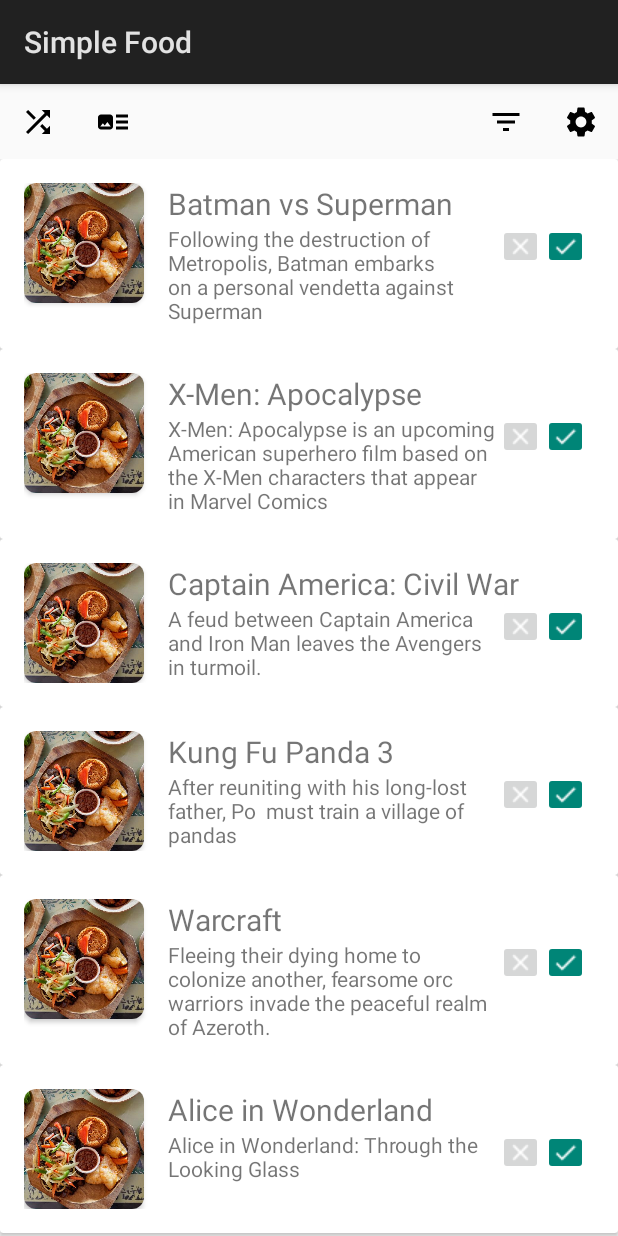
After one commit to jessiekc/SimpleFood, an Android app: the SummaryViewActivity screen opened directly, with no data from a screen before it, on a phone screen of 412 x 824 dp. The commit adds this screen. Run offline under Robolectric (Android 15) with nearby library versions, the phone set to English and light mode, and no system bars.

Commit message:
summary view ui

```diff
--- a/app/build.gradle
+++ b/app/build.gradle
@@ -32,4 +32,5 @@ dependencies {
     implementation 'com.android.support:support-v4:28.0.0'
     implementation 'com.android.support:cardview-v7:28.0.0'
     implementation 'com.jmedeisis:draglinearlayout:1.1.0'
+    implementation 'com.android.support:recyclerview-v7:28.0.0'
 }
--- a/app/src/main/java/com/cityscholar/cs465/simplefood/MainActivity.java
+++ b/app/src/main/java/com/cityscholar/cs465/simplefood/MainActivity.java
@@ -57,5 +57,10 @@ public class MainActivity extends FragmentActivity {
             Intent intent = new Intent(MainActivity.this, SettingsActivity.class);
             startActivity(intent);
         });
+        buttonSettings = findViewById(R.id.buttonSummary);
+        buttonSettings.setOnClickListener(v -> {
+            Intent intent = new Intent(MainActivity.this, SummaryViewActivity.class);
+            startActivity(intent);
+        });
     }
 }
--- /dev/null
+++ b/app/src/main/java/com/cityscholar/cs465/simplefood/RecyclerViewAdapter.java
@@ -0,0 +1,67 @@
+package com.cityscholar.cs465.simplefood;
+
+import android.content.Context;
+import android.support.v7.widget.RecyclerView;
+import android.view.LayoutInflater;
+import android.view.View;
+import android.view.ViewGroup;
+
+import java.util.Collections;
+import java.util.List;
+
+public class RecyclerViewAdapter extends RecyclerView.Adapter<SummaryViewHolder> {
+
+    List<SummaryListData> list = Collections.emptyList();
+    Context context;
+
+    public RecyclerViewAdapter(List<SummaryListData> list, Context context) {
+        this.list = list;
+        this.context = context;
+    }
+
+    @Override
+    public SummaryViewHolder onCreateViewHolder(ViewGroup parent, int viewType) {
+        //Inflate the layout, initialize the View Holder
+        View v = LayoutInflater.from(parent.getContext()).inflate(R.layout.summary_view_row_layout, parent, false);
+        SummaryViewHolder holder = new SummaryViewHolder(v);
+        return holder;
+
+    }
+
+    @Override
+    public void onBindViewHolder(SummaryViewHolder holder, int position) {
+
+        //Use the provided View Holder on the onCreateViewHolder method to populate the current row on the RecyclerView
+        holder.title.setText(list.get(position).title);
+        holder.description.setText(list.get(position).description);
+        holder.imageView.setImageResource(list.get(position).imageId);
+
+        //animate(holder);
+
+    }
+
+    @Override
+    public int getItemCount() {
+        //returns the number of elements the RecyclerView will display
+        return list.size();
+    }
+
+    @Override
+    public void onAttachedToRecyclerView(RecyclerView recyclerView) {
+        super.onAttachedToRecyclerView(recyclerView);
+    }
+
+    // Insert a new item to the RecyclerView on a predefined position
+    public void insert(int position, SummaryListData data) {
+        list.add(position, data);
+        notifyItemInserted(position);
+    }
+
+    // Remove a RecyclerView item containing a specified Data object
+    public void remove(SummaryListData data) {
+        int position = list.indexOf(data);
+        list.remove(position);
+        notifyItemRemoved(position);
+    }
+
+}
--- /dev/null
+++ b/app/src/main/java/com/cityscholar/cs465/simplefood/SummaryListData.java
@@ -0,0 +1,14 @@
+package com.cityscholar.cs465.simplefood;
+
+public class SummaryListData {
+    public String title;
+    public String description;
+    public int imageId;
+
+    SummaryListData(String title, String description, int imageId) {
+        this.title = title;
+        this.description = description;
+        this.imageId = imageId;
+    }
+
+}
--- /dev/null
+++ b/app/src/main/java/com/cityscholar/cs465/simplefood/SummaryViewActivity.java
@@ -0,0 +1,38 @@
+package com.cityscholar.cs465.simplefood;
+
+import android.app.Activity;
+import android.os.Bundle;
+import android.support.v7.widget.LinearLayoutManager;
+import android.support.v7.widget.RecyclerView;
+
+import java.util.ArrayList;
+import java.util.List;
+
+public class SummaryViewActivity extends Activity {
+
+    @Override
+    protected void onCreate(Bundle savedInstanceState) {
+        super.onCreate(savedInstanceState);
+        setContentView(R.layout.activity_summary_view);
+
+        List<SummaryListData> data = fill_with_data();
+
+        RecyclerView recyclerView = findViewById(R.id.recyclerview);
+        RecyclerViewAdapter adapter = new RecyclerViewAdapter(data, getApplication());
+        recyclerView.setAdapter(adapter);
+        recyclerView.setLayoutManager(new LinearLayoutManager(this));
+    }
+    public List<SummaryListData> fill_with_data() {
+
+        List<SummaryListData> data = new ArrayList<>();
+
+        data.add(new SummaryListData("Batman vs Superman", "Following the destruction of Metropolis, Batman embarks on a personal vendetta against Superman ", R.drawable.restaurant_detail_img1));
+        data.add(new SummaryListData("X-Men: Apocalypse", "X-Men: Apocalypse is an upcoming American superhero film based on the X-Men characters that appear in Marvel Comics ", R.drawable.restaurant_detail_img1));
+        data.add(new SummaryListData("Captain America: Civil War", "A feud between Captain America and Iron Man leaves the Avengers in turmoil.  ", R.drawable.restaurant_detail_img1));
+        data.add(new SummaryListData("Kung Fu Panda 3", "After reuniting with his long-lost father, Po  must train a village of pandas", R.drawable.restaurant_detail_img1));
+        data.add(new SummaryListData("Warcraft", "Fleeing their dying home to colonize another, fearsome orc warriors invade the peaceful realm of Azeroth. ", R.drawable.restaurant_detail_img1));
+        data.add(new SummaryListData("Alice in Wonderland", "Alice in Wonderland: Through the Looking Glass ", R.drawable.restaurant_detail_img1));
+
+        return data;
+    }
+}
--- /dev/null
+++ b/app/src/main/java/com/cityscholar/cs465/simplefood/SummaryViewHolder.java
@@ -0,0 +1,24 @@
+package com.cityscholar.cs465.simplefood;
+
+
+import android.support.v7.widget.CardView;
+import android.support.v7.widget.RecyclerView;
+import android.view.View;
+import android.widget.ImageView;
+import android.widget.TextView;
+
+public class SummaryViewHolder extends RecyclerView.ViewHolder {
+
+    CardView cv;
+    TextView title;
+    TextView description;
+    ImageView imageView;
+
+    SummaryViewHolder(View itemView) {
+        super(itemView);
+        cv = itemView.findViewById(R.id.cardView);
+        title = itemView.findViewById(R.id.title);
+        description = itemView.findViewById(R.id.description);
+        imageView = itemView.findViewById(R.id.imageView);
+    }
+}
--- /dev/null
+++ b/app/src/main/res/drawable/ic_baseline_format_detail_bulleted.xml
@@ -0,0 +1,9 @@
+<vector android:height="24dp"
+    android:viewportHeight="24"
+    android:viewportWidth="24"
+    android:width="24dp"
+    xmlns:android="http://schemas.android.com/apk/res/android">
+    <path
+        android:fillColor="#FF000000"
+        android:pathData="M22 13h-8v-2h8v2zm0-6h-8v2h8V7zm-8 10h8v-2h-8v2zm-2-8v6c0 1.1-.9 2-2 2H4c-1.1 0-2-.9-2-2V9c0-1.1.9-2 2-2h6c1.1 0 2 .9 2 2zm-1.5 6l-2.25-3-1.75 2.26-1.25-1.51L3.5 15h7z" />
+</vector>
--- a/app/src/main/res/layout/activity_settings.xml
+++ b/app/src/main/res/layout/activity_settings.xml
@@ -7,8 +7,6 @@
     android:layout_width="match_parent"
     android:layout_height="match_parent"
     tools:context=".SettingsActivity">
-
-
 
     <TextView
         android:layout_width="wrap_content"
--- /dev/null
+++ b/app/src/main/res/layout/activity_summary_view.xml
@@ -0,0 +1,75 @@
+<?xml version="1.0" encoding="utf-8"?>
+<android.support.constraint.ConstraintLayout xmlns:android="http://schemas.android.com/apk/res/android"
+    xmlns:app="http://schemas.android.com/apk/res-auto"
+    xmlns:tools="http://schemas.android.com/tools"
+    android:layout_width="match_parent"
+    android:layout_height="match_parent"
+    tools:context=".SummaryViewActivity">
+    <ImageButton
+        android:id="@+id/buttonShuffle"
+        android:layout_width="50dp"
+        android:layout_height="50dp"
+        android:contentDescription="Shuffle"
+        android:src="@drawable/ic_baseline_shuffle"
+        android:background="?android:selectableItemBackgroundBorderless"
+        android:padding="0dp"
+        android:layout_margin="0dp"
+        app:layout_constraintStart_toStartOf="parent"
+        app:layout_constraintTop_toTopOf="parent"
+        app:layout_constraintLeft_toLeftOf="parent"
+        app:layout_constraintRight_toLeftOf="@+id/buttonSummary"/>
+
+    <ImageButton
+        android:id="@+id/buttonSummary"
+        android:layout_width="50dp"
+        android:layout_height="50dp"
+        android:padding="0dp"
+        android:layout_margin="0dp"
+        android:background="?android:selectableItemBackgroundBorderless"
+        android:src="@drawable/ic_baseline_format_detail_bulleted"
+        app:layout_constraintStart_toEndOf="@+id/buttonShuffle"
+        app:layout_constraintTop_toTopOf="parent"
+        app:layout_constraintLeft_toRightOf="@+id/buttonShuffle"/>
+
+
+    <ImageButton
+        android:id="@+id/buttonSettings"
+        android:layout_width="50dp"
+        android:layout_height="50dp"
+        android:padding="0dp"
+        android:layout_margin="0dp"
+        android:background="?android:selectableItemBackgroundBorderless"
+        android:src="@drawable/ic_baseline_settings"
+        app:layout_constraintEnd_toEndOf="parent"
+        app:layout_constraintTop_toTopOf="parent" />
+
+    <ImageButton
+        android:id="@+id/buttonFilters"
+        android:layout_width="50dp"
+        android:layout_height="50dp"
+        android:padding="0dp"
+        android:layout_margin="0dp"
+        android:background="?android:selectableItemBackgroundBorderless"
+        android:clickable="true"
+        android:src="@drawable/ic_baseline_filter_list"
+        app:layout_constraintEnd_toStartOf="@+id/buttonSettings"
+        app:layout_constraintTop_toTopOf="parent" />
+
+    <RelativeLayout
+        android:layout_width="match_parent"
+        android:layout_height="0dp"
+        app:layout_constraintTop_toBottomOf="@id/buttonSettings">
+
+        <android.support.v7.widget.RecyclerView
+            xmlns:android="http://schemas.android.com/apk/res/android"
+            android:id="@+id/recyclerview"
+            android:layout_width="match_parent"
+            android:layout_height="match_parent"/>
+
+    </RelativeLayout>
+
+
+
+
+
+</android.support.constraint.ConstraintLayout>
--- /dev/null
+++ b/app/src/main/res/layout/summary_view_row_layout.xml
@@ -0,0 +1,77 @@
+<android.support.v7.widget.CardView xmlns:android="http://schemas.android.com/apk/res/android"
+    xmlns:app="http://schemas.android.com/apk/res-auto"
+    android:id="@+id/cardView"
+    android:layout_width="match_parent"
+    android:layout_height="wrap_content"
+    android:clickable="true"
+    android:focusable="true"
+    android:foreground="?android:attr/selectableItemBackground">
+
+    <RelativeLayout
+        android:layout_width="match_parent"
+        android:layout_height="wrap_content"
+        android:padding="16dp"
+        android:clickable="true"
+        android:focusable="true"
+        android:foreground="?android:attr/selectableItemBackground">
+        <android.support.v7.widget.CardView
+            android:id="@+id/imageCardView"
+            android:layout_width="wrap_content"
+            android:layout_height="wrap_content"
+            android:layout_marginRight="16dp"
+            android:elevation="10dp"
+            app:cardCornerRadius="8dp">
+
+            <ImageView
+                android:id="@+id/imageView"
+                android:layout_width="80dp"
+                android:layout_height="80dp"
+                android:scaleType="centerCrop"
+                />
+
+        </android.support.v7.widget.CardView>
+
+        <TextView
+            android:id="@+id/title"
+            android:layout_width="wrap_content"
+            android:layout_height="wrap_content"
+            android:layout_alignParentTop="true"
+            android:layout_toRightOf="@+id/imageCardView"
+            android:text="Title"
+            android:textSize="20sp" />
+
+        <TextView
+            android:id="@+id/description"
+            android:layout_width="220dp"
+            android:layout_height="wrap_content"
+            android:layout_below="@+id/title"
+            android:layout_toRightOf="@+id/imageCardView"
+            android:text="Description" />
+
+        <ImageButton
+            android:id="@+id/buttonCross"
+            android:layout_width="30dp"
+            android:layout_height="30dp"
+            android:layout_margin="0dp"
+            android:contentDescription="Cross"
+            android:src="@drawable/cross_icon"
+            android:tint="@color/cardview_light_background"
+            android:layout_toRightOf="@+id/description"
+            android:layout_alignTop="@+id/description"
+            />
+
+        <ImageButton
+            android:id="@+id/buttonCheck"
+            android:layout_width="30dp"
+            android:layout_height="30dp"
+            android:layout_margin="0dp"
+            android:backgroundTint="?android:attr/colorControlActivated"
+            android:contentDescription="Check"
+            android:src="@drawable/check_icon"
+            android:tint="@color/cardview_light_background"
+            android:layout_toRightOf="@+id/buttonCross"
+            android:layout_alignTop="@+id/description"/>
+
+    </RelativeLayout>
+
+</android.support.v7.widget.CardView>
```
Also changed, not shown: app/src/main/AndroidManifest.xml (+3 -4 lines).
